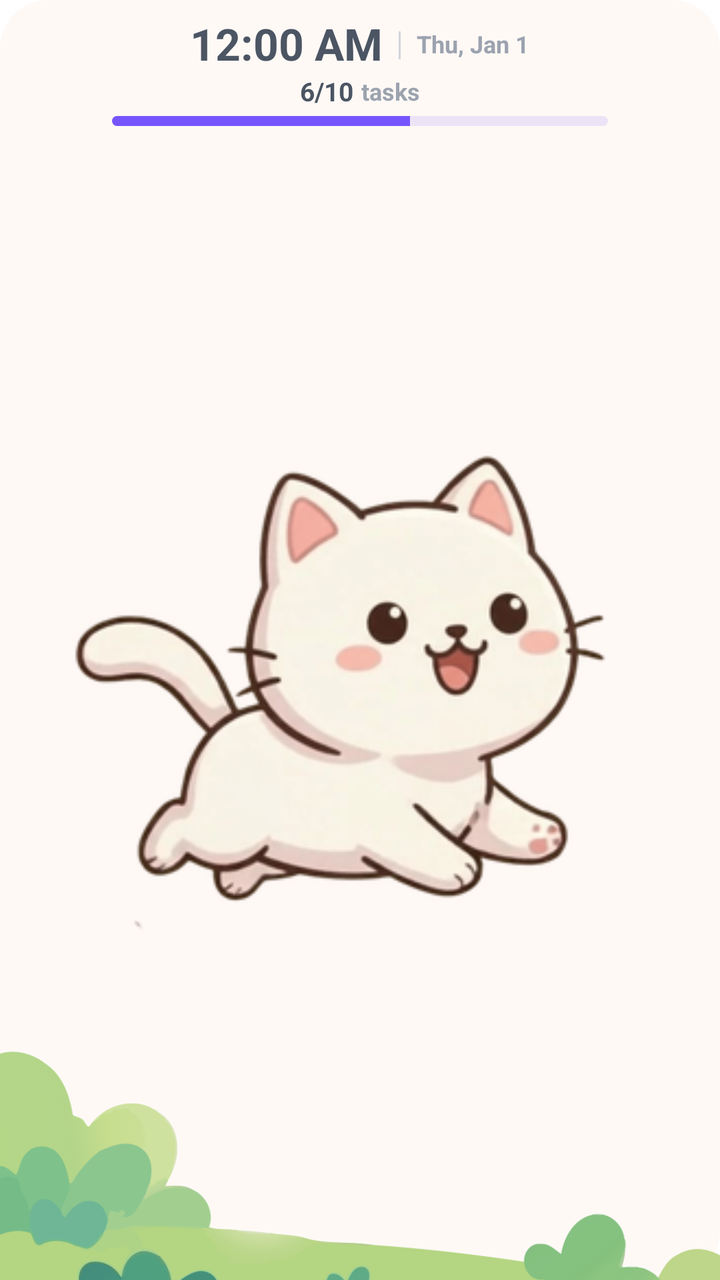
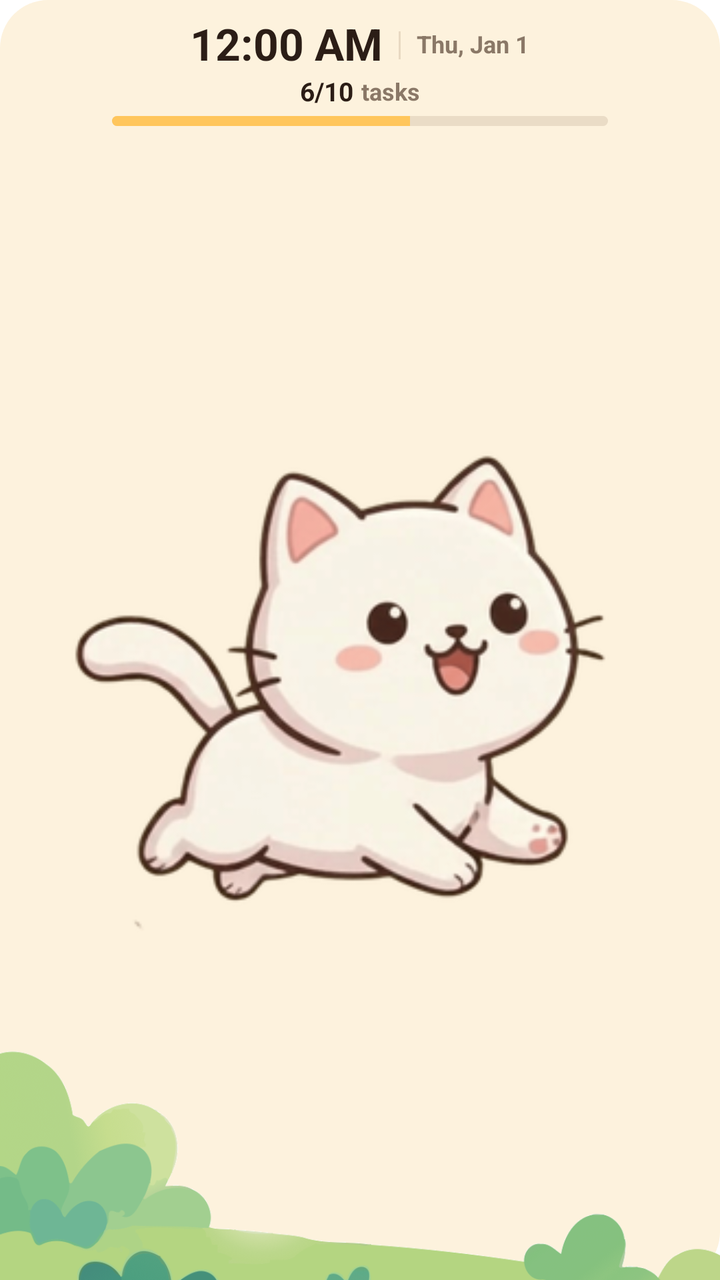

Two renders of the same Android screen: before a commit and after it. Below are the layout's source before the change and the commit's diff.
<!-- AndroidManifest.xml: fallback theme Theme.MaterialComponents.DayNight.NoActionBar -->
<!-- res/layout/todocat_cat_widget_wide.xml -->
<?xml version="1.0" encoding="utf-8"?>
<FrameLayout xmlns:android="http://schemas.android.com/apk/res/android"
    android:id="@+id/widget_cat_root"
    android:layout_width="match_parent"
    android:layout_height="match_parent"
    android:background="@drawable/widget_cat_background">

    
    <ImageView
        android:id="@+id/widget_cat_grass_bg"
        android:layout_width="match_parent"
        android:layout_height="match_parent"
        android:scaleType="fitEnd"
        android:src="@drawable/widget_cat_grass" />

    
    <LinearLayout
        android:layout_width="match_parent"
        android:layout_height="match_parent"
        android:gravity="center_horizontal"
        android:orientation="vertical"
        android:paddingStart="16dp"
        android:paddingTop="10dp"
        android:paddingEnd="16dp"
        android:paddingBottom="4dp">

        
        <LinearLayout
            android:layout_width="wrap_content"
            android:layout_height="wrap_content"
            android:gravity="center_vertical"
            android:orientation="horizontal">

            <TextClock
                android:id="@+id/widget_cat_time"
                android:layout_width="wrap_content"
                android:layout_height="wrap_content"
                android:fontFamily="sans-serif-rounded"
                android:format12Hour="h:mm a"
                android:format24Hour="HH:mm"
                android:includeFontPadding="false"
                android:textColor="#4B5563"
                android:textSize="22sp"
                android:textStyle="bold" />

            <View
                android:layout_width="1dp"
                android:layout_height="14dp"
                android:layout_marginStart="8dp"
                android:layout_marginEnd="8dp"
                android:background="#D1D5DB" />

            <TextClock
                android:id="@+id/widget_cat_date"
                android:layout_width="wrap_content"
                android:layout_height="wrap_content"
                android:fontFamily="sans-serif-rounded"
                android:format12Hour="EEE, MMM d"
                android:format24Hour="EEE, MMM d"
                android:includeFontPadding="false"
                android:textColor="#9CA3AF"
                android:textSize="12sp"
                android:textStyle="bold" />
        </LinearLayout>

        
        <LinearLayout
            android:id="@+id/widget_cat_ratio_container"
            android:layout_width="wrap_content"
            android:layout_height="wrap_content"
            android:layout_marginTop="3dp"
            android:gravity="center_vertical"
            android:orientation="horizontal">

            <TextView
                android:id="@+id/widget_cat_ratio"
                android:layout_width="wrap_content"
                android:layout_height="wrap_content"
                android:fontFamily="sans-serif-rounded"
                android:includeFontPadding="false"
                android:text="6/10"
                android:textColor="#4B5563"
                android:textSize="13sp"
                android:textStyle="bold" />

            <TextView
                android:id="@+id/widget_cat_ratio_label"
                android:layout_width="wrap_content"
                android:layout_height="wrap_content"
                android:layout_marginStart="4dp"
                android:fontFamily="sans-serif-rounded"
                android:includeFontPadding="false"
                android:text="tasks"
                android:textColor="#9CA3AF"
                android:textSize="12sp"
                android:textStyle="bold" />
        </LinearLayout>

        
        <ProgressBar
            android:id="@+id/widget_cat_progress"
            style="?android:attr/progressBarStyleHorizontal"
            android:layout_width="match_parent"
            android:layout_height="5dp"
            android:layout_marginStart="40dp"
            android:layout_marginTop="4dp"
            android:layout_marginEnd="40dp"
            android:max="100"
            android:progress="60"
            android:progressDrawable="@drawable/widget_cat_progress" />

        
        <FrameLayout
            android:id="@+id/widget_cat_container"
            android:layout_width="match_parent"
            android:layout_height="0dp"
            android:layout_weight="1"
            android:layout_marginTop="2dp">

            
            <ViewFlipper
                android:id="@+id/widget_cat_flipper"
                android:layout_width="match_parent"
                android:layout_height="match_parent"
                android:layout_gravity="center"
                android:autoStart="true"
                android:flipInterval="100">

                <ImageView
                    android:id="@+id/widget_cat_frame_0"
                    android:layout_width="match_parent"
                    android:layout_height="match_parent"
                    android:scaleType="fitCenter"
                    android:src="@drawable/cat_white_0" />

                <ImageView
                    android:id="@+id/widget_cat_frame_1"
                    android:layout_width="match_parent"
                    android:layout_height="match_parent"
                    android:scaleType="fitCenter"
                    android:src="@drawable/cat_white_1" />

                <ImageView
                    android:id="@+id/widget_cat_frame_2"
                    android:layout_width="match_parent"
                    android:layout_height="match_parent"
                    android:scaleType="fitCenter"
                    android:src="@drawable/cat_white_2" />

                <ImageView
                    android:id="@+id/widget_cat_frame_3"
                    android:layout_width="match_parent"
                    android:layout_height="match_parent"
                    android:scaleType="fitCenter"
                    android:src="@drawable/cat_white_3" />

                <ImageView
                    android:id="@+id/widget_cat_frame_4"
                    android:layout_width="match_parent"
                    android:layout_height="match_parent"
                    android:scaleType="fitCenter"
                    android:src="@drawable/cat_white_4" />

                <ImageView
                    android:id="@+id/widget_cat_frame_5"
                    android:layout_width="match_parent"
                    android:layout_height="match_parent"
                    android:scaleType="fitCenter"
                    android:src="@drawable/cat_white_5" />

                <ImageView
                    android:id="@+id/widget_cat_frame_6"
                    android:layout_width="match_parent"
                    android:layout_height="match_parent"
                    android:scaleType="fitCenter"
                    android:src="@drawable/cat_white_6" />
            </ViewFlipper>

            
            <ViewFlipper
                android:id="@+id/widget_cat_sleeping"
                android:layout_width="match_parent"
                android:layout_height="match_parent"
                android:layout_gravity="center"
                android:autoStart="true"
                android:flipInterval="350"
                android:visibility="gone">

                <ImageView
                    android:id="@+id/widget_cat_sleep_0"
                    android:layout_width="match_parent"
                    android:layout_height="match_parent"
                    android:scaleType="fitCenter"
                    android:src="@drawable/cat_white_sleep_0" />

                <ImageView
                    android:id="@+id/widget_cat_sleep_1"
                    android:layout_width="match_parent"
                    android:layout_height="match_parent"
                    android:scaleType="fitCenter"
                    android:src="@drawable/cat_white_sleep_1" />

                <ImageView
                    android:id="@+id/widget_cat_sleep_2"
                    android:layout_width="match_parent"
                    android:layout_height="match_parent"
                    android:scaleType="fitCenter"
                    android:src="@drawable/cat_white_sleep_2" />

                <ImageView
                    android:id="@+id/widget_cat_sleep_3"
                    android:layout_width="match_parent"
                    android:layout_height="match_parent"
                    android:scaleType="fitCenter"
                    android:src="@drawable/cat_white_sleep_3" />

                <ImageView
                    android:id="@+id/widget_cat_sleep_4"
                    android:layout_width="match_parent"
                    android:layout_height="match_parent"
                    android:scaleType="fitCenter"
                    android:src="@drawable/cat_white_sleep_4" />

                <ImageView
                    android:id="@+id/widget_cat_sleep_5"
                    android:layout_width="match_parent"
                    android:layout_height="match_parent"
                    android:scaleType="fitCenter"
                    android:src="@drawable/cat_white_sleep_5" />
            </ViewFlipper>
        </FrameLayout>

    </LinearLayout>

</FrameLayout>
<!-- resources referenced by this layout -->
<resources>
  <!-- drawable cat_white_0: png bitmap (drawable-nodpi, 52245 bytes) -->
  <!-- drawable cat_white_1: png bitmap (drawable-nodpi, 53957 bytes) -->
  <!-- drawable cat_white_2: png bitmap (drawable-nodpi, 53964 bytes) -->
  <!-- drawable cat_white_3: png bitmap (drawable-nodpi, 54060 bytes) -->
  <!-- drawable cat_white_4: png bitmap (drawable-nodpi, 56073 bytes) -->
  <!-- drawable cat_white_5: png bitmap (drawable-nodpi, 57547 bytes) -->
  <!-- drawable cat_white_6: png bitmap (drawable-nodpi, 54485 bytes) -->
  <!-- drawable cat_white_sleep_0: png bitmap (drawable-nodpi, 39766 bytes) -->
  <!-- drawable cat_white_sleep_1: png bitmap (drawable-nodpi, 40058 bytes) -->
  <!-- drawable cat_white_sleep_2: png bitmap (drawable-nodpi, 40201 bytes) -->
  <!-- drawable cat_white_sleep_3: png bitmap (drawable-nodpi, 40574 bytes) -->
  <!-- drawable cat_white_sleep_4: png bitmap (drawable-nodpi, 42385 bytes) -->
  <!-- drawable cat_white_sleep_5: png bitmap (drawable-nodpi, 43227 bytes) -->
  <!-- drawable widget_cat_background (drawable) -->
  <?xml version="1.0" encoding="utf-8"?>
  <shape xmlns:android="http://schemas.android.com/apk/res/android"
      android:shape="rectangle">
      <solid android:color="#FFF9F6" />
      <corners android:radius="24dp" />
  </shape>
  <!-- drawable widget_cat_grass: png bitmap (drawable, 52345 bytes) -->
  <!-- drawable widget_cat_progress (drawable) -->
  <?xml version="1.0" encoding="utf-8"?>
  <layer-list xmlns:android="http://schemas.android.com/apk/res/android">
      <item android:id="@android:id/background">
          <shape android:shape="rectangle">
              <corners android:radius="10dp" />
              <solid android:color="#EBE4F7" />
          </shape>
      </item>
      <item android:id="@android:id/progress">
          <clip>
              <shape android:shape="rectangle">
                  <corners android:radius="10dp" />
                  <solid android:color="#7755FD" />
              </shape>
          </clip>
      </item>
  </layer-list>
</resources>

<!-- the commit's change to res/layout/todocat_cat_widget_wide.xml (unified diff, before → after) -->
@@ -39,7 +39,7 @@
                 android:format12Hour="h:mm a"
                 android:format24Hour="HH:mm"
                 android:includeFontPadding="false"
-                android:textColor="#4B5563"
+                android:textColor="#2B1D16"
                 android:textSize="22sp"
                 android:textStyle="bold" />
 
@@ -48,7 +48,7 @@
                 android:layout_height="14dp"
                 android:layout_marginStart="8dp"
                 android:layout_marginEnd="8dp"
-                android:background="#D1D5DB" />
+                android:background="#E8D9C2" />
 
             <TextClock
                 android:id="@+id/widget_cat_date"
@@ -58,7 +58,7 @@
                 android:format12Hour="EEE, MMM d"
                 android:format24Hour="EEE, MMM d"
                 android:includeFontPadding="false"
-                android:textColor="#9CA3AF"
+                android:textColor="#8A7867"
                 android:textSize="12sp"
                 android:textStyle="bold" />
         </LinearLayout>
@@ -79,7 +79,7 @@
                 android:fontFamily="sans-serif-rounded"
                 android:includeFontPadding="false"
                 android:text="6/10"
-                android:textColor="#4B5563"
+                android:textColor="#2B1D16"
                 android:textSize="13sp"
                 android:textStyle="bold" />
 
@@ -91,7 +91,7 @@
                 android:fontFamily="sans-serif-rounded"
                 android:includeFontPadding="false"
                 android:text="tasks"
-                android:textColor="#9CA3AF"
+                android:textColor="#8A7867"
                 android:textSize="12sp"
                 android:textStyle="bold" />
         </LinearLayout>
<!-- resource entries referenced after the edit -->
@@ -17,7 +17,7 @@
   <?xml version="1.0" encoding="utf-8"?>
   <shape xmlns:android="http://schemas.android.com/apk/res/android"
       android:shape="rectangle">
-      <solid android:color="#FFF9F6" />
+      <solid android:color="#FDF2DD" />
       <corners android:radius="24dp" />
   </shape>
   <!-- drawable widget_cat_grass: png bitmap (drawable, 52345 bytes) -->
@@ -27,14 +27,14 @@
       <item android:id="@android:id/background">
           <shape android:shape="rectangle">
               <corners android:radius="10dp" />
-              <solid android:color="#EBE4F7" />
+              <solid android:color="#EADCC6" />
           </shape>
       </item>
       <item android:id="@android:id/progress">
           <clip>
               <shape android:shape="rectangle">
                   <corners android:radius="10dp" />
-                  <solid android:color="#7755FD" />
+                  <solid android:color="#FFC65C" />
               </shape>
           </clip>
       </item>
